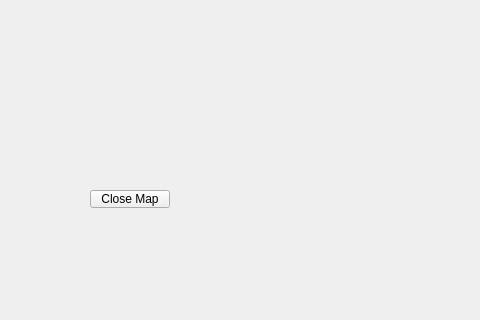
The window that zork3/guide.ui (jeancarson/GUIzork) describes before a commit, drawn with Qt 5; both pictures show x 320 to 800 and y 0 to 320 of the 800 by 600 pixel window.
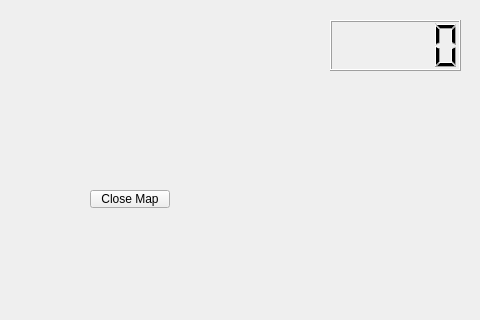
The same window after the commit.

```diff
--- a/zork3/guide.ui
+++ b/zork3/guide.ui
@@ -79,6 +79,16 @@
      <enum>QFrame::Raised</enum>
     </property>
    </widget>
+   <widget class="QLCDNumber" name="TimerDisplay">
+    <property name="geometry">
+     <rect>
+      <x>650</x>
+      <y>20</y>
+      <width>131</width>
+      <height>51</height>
+     </rect>
+    </property>
+   </widget>
   </widget>
   <widget class="QMenuBar" name="menubar">
    <property name="geometry">
```
